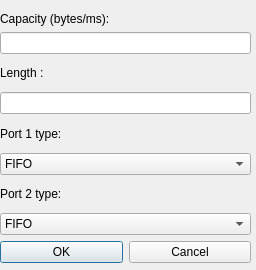
Above: AFDX_GUI/ui/LinkDialog.ui from Matavilla/AfdxDesignerWithMinimization before the change. Below: the same form after it.
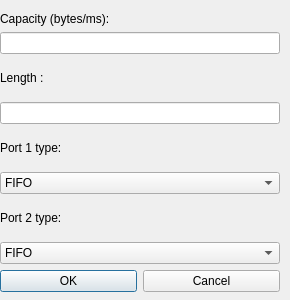
That is the form after the change.

Commit message: Resize icon with link parameters

Diff of the .ui file:
```diff
--- a/AFDX_GUI/ui/LinkDialog.ui
+++ b/AFDX_GUI/ui/LinkDialog.ui
@@ -6,20 +6,20 @@
    <rect>
     <x>0</x>
     <y>0</y>
-    <width>256</width>
-    <height>270</height>
+    <width>290</width>
+    <height>300</height>
    </rect>
   </property>
   <property name="minimumSize">
    <size>
-    <width>256</width>
-    <height>270</height>
+    <width>290</width>
+    <height>300</height>
    </size>
   </property>
   <property name="maximumSize">
    <size>
-    <width>256</width>
-    <height>270</height>
+    <width>290</width>
+    <height>300</height>
    </size>
   </property>
   <property name="windowTitle">
@@ -30,8 +30,8 @@
     <rect>
      <x>0</x>
      <y>12</y>
-     <width>251</width>
-     <height>251</height>
+     <width>280</width>
+     <height>280</height>
     </rect>
    </property>
    <layout class="QVBoxLayout" name="verticalLayout">
```
